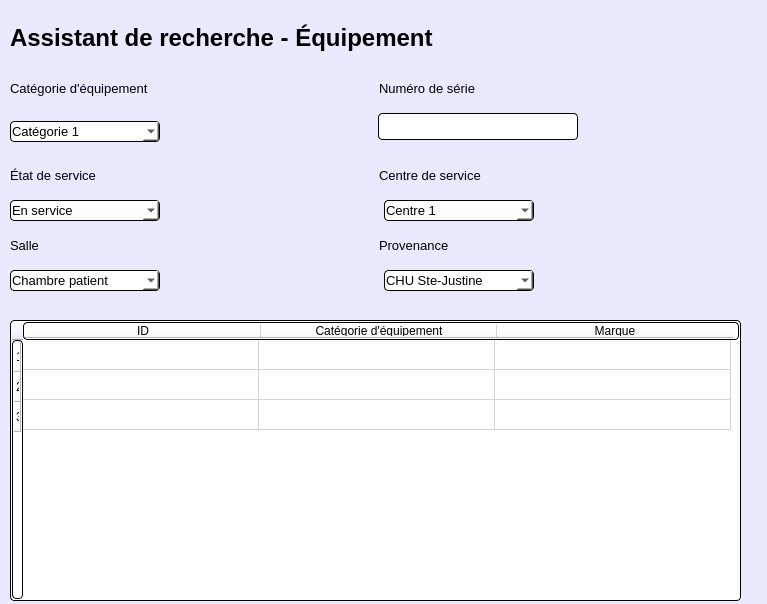
Above: Fenetre avec Qt designer/Fenetre recherche equipement/fenetre_recherche_equipement.ui from ProjetPC2/SIMM-2.0 before the change. Below: the same form after it.
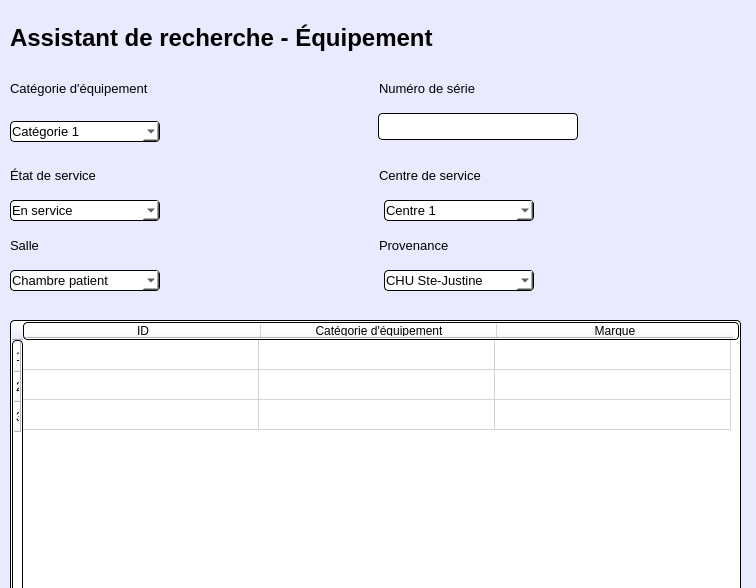
That is the form after the change. Icons and pictures are not drawn.

What changed in the file:
```diff
--- a/Fenetre avec Qt designer/Fenetre recherche equipement/fenetre_recherche_equipement.ui
+++ b/Fenetre avec Qt designer/Fenetre recherche equipement/fenetre_recherche_equipement.ui
@@ -6,8 +6,8 @@
    <rect>
     <x>0</x>
     <y>0</y>
-    <width>767</width>
-    <height>604</height>
+    <width>756</width>
+    <height>588</height>
    </rect>
   </property>
   <property name="windowTitle">
```
Left out of the diff: 5 changed lines with no effect on the pictures.
